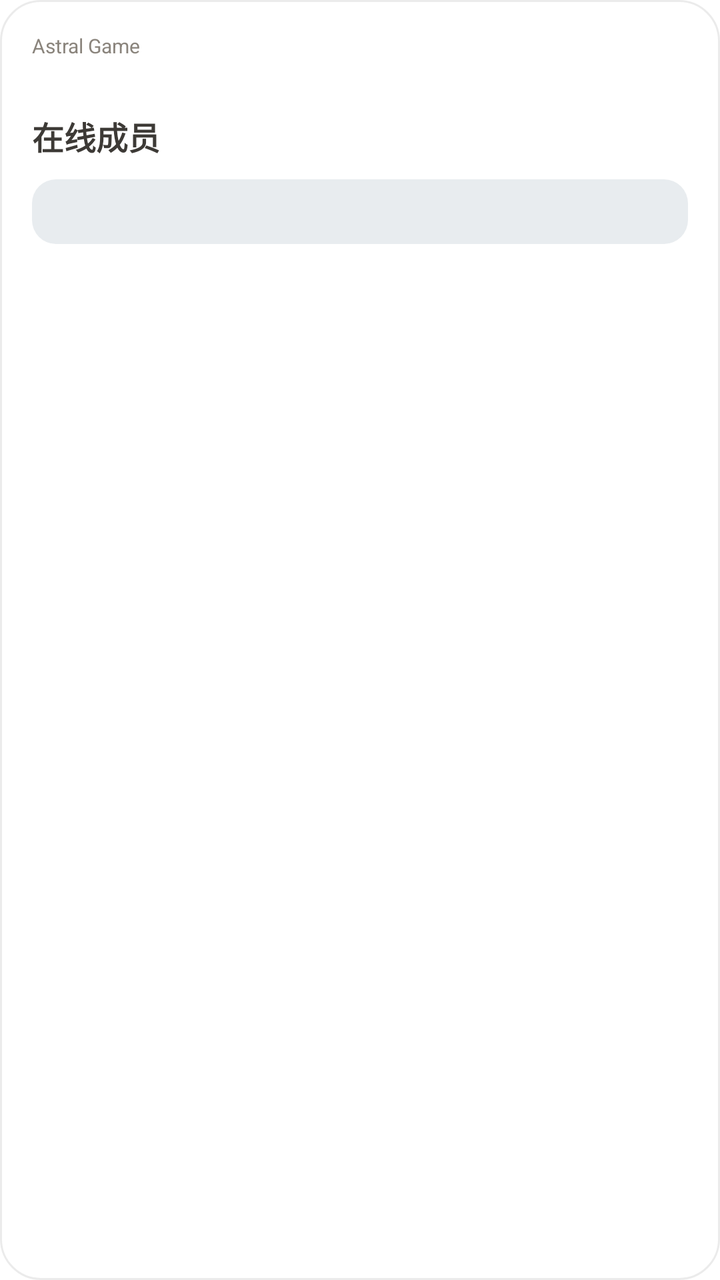
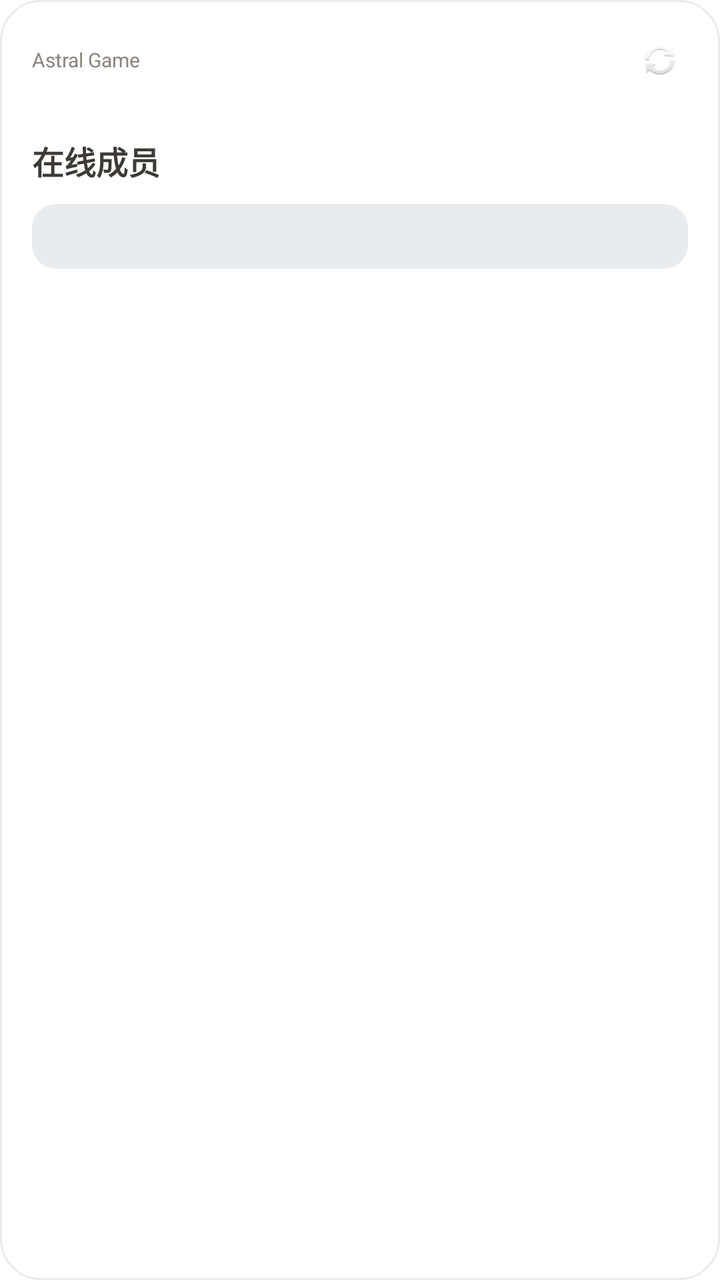

Screens rendered from an Android XML layout before and after an edit, with the pre-edit source and the edit as a unified diff.
<!-- AndroidManifest.xml: fallback theme Theme.MaterialComponents.DayNight.NoActionBar -->
<!-- res/layout/widget_members.xml -->
<?xml version="1.0" encoding="utf-8"?>
<FrameLayout xmlns:android="http://schemas.android.com/apk/res/android"
    android:id="@+id/widget_root"
    android:layout_width="match_parent"
    android:layout_height="match_parent">

    <ImageView
        android:id="@+id/widget_bg"
        android:layout_width="match_parent"
        android:layout_height="match_parent"
        android:contentDescription="@null"
        android:scaleType="fitXY"
        android:src="@drawable/widget_root_background" />

    <LinearLayout
        android:layout_width="match_parent"
        android:layout_height="match_parent"
        android:orientation="vertical"
        android:padding="@dimen/widget_padding">

        <TextView
            android:id="@+id/widget_brand"
            android:layout_width="wrap_content"
            android:layout_height="wrap_content"
            android:text="@string/widget_brand"
            android:textColor="@color/widget_text_secondary"
            android:textSize="10sp" />

        <TextView
            android:id="@+id/members_room"
            android:layout_width="match_parent"
            android:layout_height="wrap_content"
            android:layout_marginTop="8dp"
            android:textColor="@color/widget_text_secondary"
            android:textSize="11sp" />

        <LinearLayout
            android:layout_width="match_parent"
            android:layout_height="wrap_content"
            android:layout_marginTop="4dp"
            android:gravity="center_vertical"
            android:orientation="horizontal">

            <TextView
                android:id="@+id/members_title"
                android:layout_width="0dp"
                android:layout_height="wrap_content"
                android:layout_weight="1"
                android:text="@string/widget_members_title"
                android:textColor="@color/widget_text_primary"
                android:textSize="16sp"
                android:textStyle="bold" />

            <TextView
                android:id="@+id/members_count"
                android:layout_width="wrap_content"
                android:layout_height="wrap_content"
                android:textColor="@color/widget_accent"
                android:textSize="14sp"
                android:textStyle="bold" />
        </LinearLayout>

        <FrameLayout
            android:layout_width="match_parent"
            android:layout_height="wrap_content"
            android:layout_marginTop="10dp">

            <ImageView
                android:id="@+id/members_preview_bg"
                android:layout_width="match_parent"
                android:layout_height="match_parent"
                android:contentDescription="@null"
                android:scaleType="fitXY"
                android:src="@drawable/widget_chip_background" />

            <TextView
                android:id="@+id/members_preview"
                android:layout_width="match_parent"
                android:layout_height="wrap_content"
                android:paddingHorizontal="10dp"
                android:paddingVertical="8dp"
                android:textColor="@color/widget_text_primary"
                android:textSize="12sp" />
        </FrameLayout>
    </LinearLayout>
</FrameLayout>
<!-- resources referenced by this layout -->
<resources>
  <color name="widget_accent">#BFA89E</color>
  <color name="widget_text_primary">#3D3A36</color>
  <color name="widget_text_secondary">#8A847C</color>
  <dimen name="widget_padding">16dp</dimen>
  <!-- drawable widget_chip_background (drawable) -->
  <?xml version="1.0" encoding="utf-8"?>
  <shape xmlns:android="http://schemas.android.com/apk/res/android"
      android:shape="rectangle">
      <solid android:color="@color/widget_accent_muted" />
      <corners android:radius="@dimen/widget_inner_corner_radius" />
  </shape>
  <!-- drawable widget_root_background (drawable) -->
  <?xml version="1.0" encoding="utf-8"?>
  <shape xmlns:android="http://schemas.android.com/apk/res/android"
      android:shape="rectangle">
      <solid android:color="@color/widget_surface" />
      <corners android:radius="@dimen/widget_corner_radius" />
      <stroke
          android:width="1dp"
          android:color="#14000000" />
  </shape>
  <string name="widget_brand">Astral Game</string>
  <string name="widget_members_title">在线成员</string>
  <color name="widget_accent_muted">#E8ECEF</color>
  <dimen name="widget_inner_corner_radius">12dp</dimen>
  <color name="widget_surface">#FFFFFF</color>
  <dimen name="widget_corner_radius">20dp</dimen>
</resources>

<!-- the commit's change to res/layout/widget_members.xml (unified diff, before → after) -->
@@ -18,19 +18,37 @@
         android:orientation="vertical"
         android:padding="@dimen/widget_padding">
 
-        <TextView
-            android:id="@+id/widget_brand"
-            android:layout_width="wrap_content"
+        <LinearLayout
+            android:layout_width="match_parent"
             android:layout_height="wrap_content"
-            android:text="@string/widget_brand"
-            android:textColor="@color/widget_text_secondary"
-            android:textSize="10sp" />
+            android:gravity="center_vertical"
+            android:orientation="horizontal">
+
+            <TextView
+                android:id="@+id/widget_brand"
+                android:layout_width="0dp"
+                android:layout_height="wrap_content"
+                android:layout_weight="1"
+                android:text="@string/widget_brand"
+                android:textColor="@color/widget_text_secondary"
+                android:textSize="10sp" />
+
+            <ImageView
+                android:id="@+id/widget_refresh"
+                android:layout_width="28dp"
+                android:layout_height="28dp"
+                android:contentDescription="@string/widget_refresh"
+                android:padding="4dp"
+                android:src="@android:drawable/ic_popup_sync" />
+        </LinearLayout>
 
         <TextView
             android:id="@+id/members_room"
             android:layout_width="match_parent"
             android:layout_height="wrap_content"
-            android:layout_marginTop="8dp"
+            android:layout_marginTop="6dp"
+            android:ellipsize="end"
+            android:maxLines="1"
             android:textColor="@color/widget_text_secondary"
             android:textSize="11sp" />
 
@@ -77,6 +95,8 @@
                 android:id="@+id/members_preview"
                 android:layout_width="match_parent"
                 android:layout_height="wrap_content"
+                android:ellipsize="end"
+                android:maxLines="3"
                 android:paddingHorizontal="10dp"
                 android:paddingVertical="8dp"
                 android:textColor="@color/widget_text_primary"
<!-- resource entries referenced after the edit -->
@@ -23,6 +23,7 @@
   </shape>
   <string name="widget_brand">Astral Game</string>
   <string name="widget_members_title">在线成员</string>
+  <string name="widget_refresh">刷新</string>
   <color name="widget_accent_muted">#E8ECEF</color>
   <dimen name="widget_inner_corner_radius">12dp</dimen>
   <color name="widget_surface">#FFFFFF</color>
